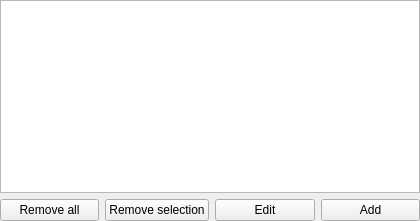
The window that src/formconditions.ui (Cubitect/cubiomes-viewer) describes before a commit, drawn with Qt 5.
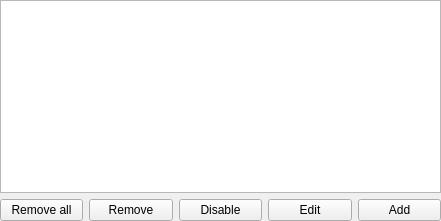
The same window after the commit.

```diff
--- a/src/formconditions.ui
+++ b/src/formconditions.ui
@@ -6,7 +6,7 @@
    <rect>
     <x>0</x>
     <y>0</y>
-    <width>420</width>
+    <width>441</width>
     <height>221</height>
    </rect>
   </property>
@@ -17,47 +17,10 @@
    </sizepolicy>
   </property>
   <layout class="QGridLayout" name="gridLayout">
-   <property name="leftMargin">
+   <property name="margin">
     <number>0</number>
    </property>
-   <property name="topMargin">
-    <number>0</number>
-   </property>
-   <property name="rightMargin">
-    <number>0</number>
-   </property>
-   <property name="bottomMargin">
-    <number>0</number>
-   </property>
-   <item row="1" column="0">
-    <widget class="QPushButton" name="buttonRemoveAll">
-     <property name="text">
-      <string>Remove all</string>
-     </property>
-    </widget>
-   </item>
-   <item row="1" column="1">
-    <widget class="QPushButton" name="buttonRemove">
-     <property name="text">
-      <string>Remove selection</string>
-     </property>
-    </widget>
-   </item>
-   <item row="1" column="2">
-    <widget class="QPushButton" name="buttonEdit">
-     <property name="text">
-      <string>Edit</string>
-     </property>
-    </widget>
-   </item>
-   <item row="1" column="3">
-    <widget class="QPushButton" name="buttonAddFilter">
-     <property name="text">
-      <string>Add</string>
-     </property>
-    </widget>
-   </item>
-   <item row="0" column="0" colspan="4">
+   <item row="0" column="0" colspan="5">
     <widget class="QListWidget" name="listConditionsFull">
      <property name="sizePolicy">
       <sizepolicy hsizetype="Expanding" vsizetype="Expanding">
@@ -76,6 +39,9 @@
        <family>Monospace</family>
       </font>
      </property>
+     <property name="contextMenuPolicy">
+      <enum>Qt::CustomContextMenu</enum>
+     </property>
      <property name="dragDropMode">
       <enum>QAbstractItemView::InternalMove</enum>
      </property>
@@ -87,6 +53,45 @@
      </property>
     </widget>
    </item>
+   <item row="1" column="0" colspan="5">
+    <layout class="QHBoxLayout" name="layoutButtons">
+     <item>
+      <widget class="QPushButton" name="buttonRemoveAll">
+       <property name="text">
+        <string>Remove all</string>
+       </property>
+      </widget>
+     </item>
+     <item>
+      <widget class="QPushButton" name="buttonRemove">
+       <property name="text">
+        <string>Remove</string>
+       </property>
+      </widget>
+     </item>
+     <item>
+      <widget class="QPushButton" name="buttonDisable">
+       <property name="text">
+        <string>Disable</string>
+       </property>
+      </widget>
+     </item>
+     <item>
+      <widget class="QPushButton" name="buttonEdit">
+       <property name="text">
+        <string>Edit</string>
+       </property>
+      </widget>
+     </item>
+     <item>
+      <widget class="QPushButton" name="buttonAddFilter">
+       <property name="text">
+        <string>Add</string>
+       </property>
+      </widget>
+     </item>
+    </layout>
+   </item>
   </layout>
  </widget>
  <resources/>
```
